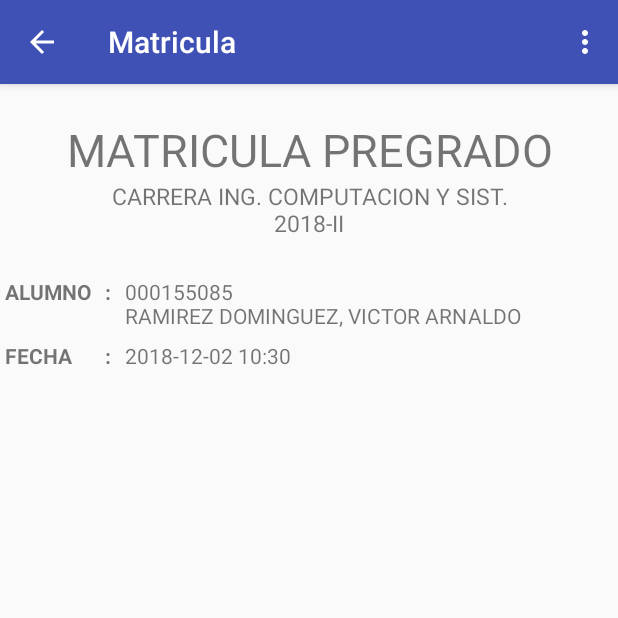
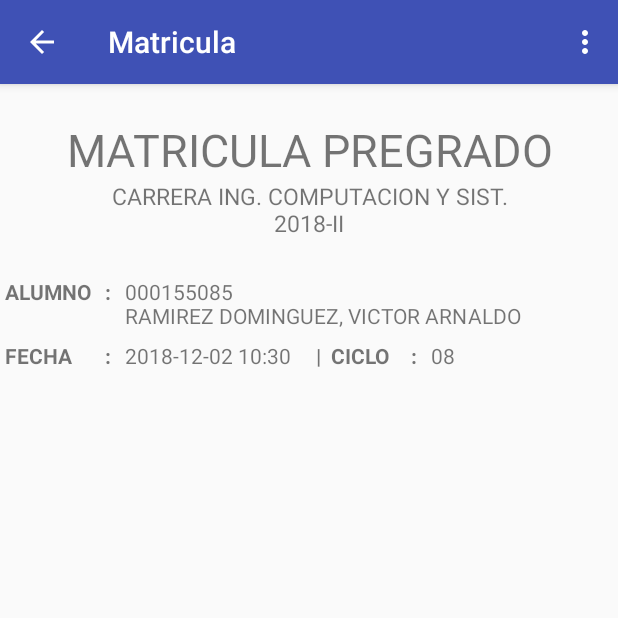
Before and after one commit to andysanti/UdepBetaMovilT, an Android app: the RegistroMatriculaActivity screen opened directly, with no data from a screen before it, on a phone screen of 412 x 824 dp, the top half of it. Run offline under Robolectric (Android 15) with nearby library versions, the phone set to English and light mode, and no system bars.

```diff
--- a/app/src/main/res/layout/activity_registro_matricula.xml
+++ b/app/src/main/res/layout/activity_registro_matricula.xml
@@ -53,6 +53,16 @@
             android:layout_width="wrap_content"
             android:layout_height="wrap_content"
             android:text="02/11/2018" />
+        <TextView
+            android:layout_width="wrap_content"
+            android:layout_height="wrap_content"
+            android:textStyle="bold"
+            android:text="\t | \tCICLO\t\t:\t" />
+
+        <TextView android:id="@+id/txt_regmatr_ciclo"
+            android:layout_width="wrap_content"
+            android:layout_height="wrap_content"
+            android:text="08" />
     </LinearLayout>
 
     <android.support.v4.view.ViewPager
--- a/app/src/main/res/values/strings.xml
+++ b/app/src/main/res/values/strings.xml
@@ -1,5 +1,5 @@
 <resources>
-    <string name="app_name">Udep Movil</string>
+    <string name="app_name">Udep In</string>
 
     <!-- Login. -->
     <string name="usuario">ID</string>
```
Also changed, not shown: app/src/main/java/movil/upao/android/aplicaciones/upao/edu/udepbetamovilt/activities/RegistroMatriculaActivity.java (+9 -0 lines).
